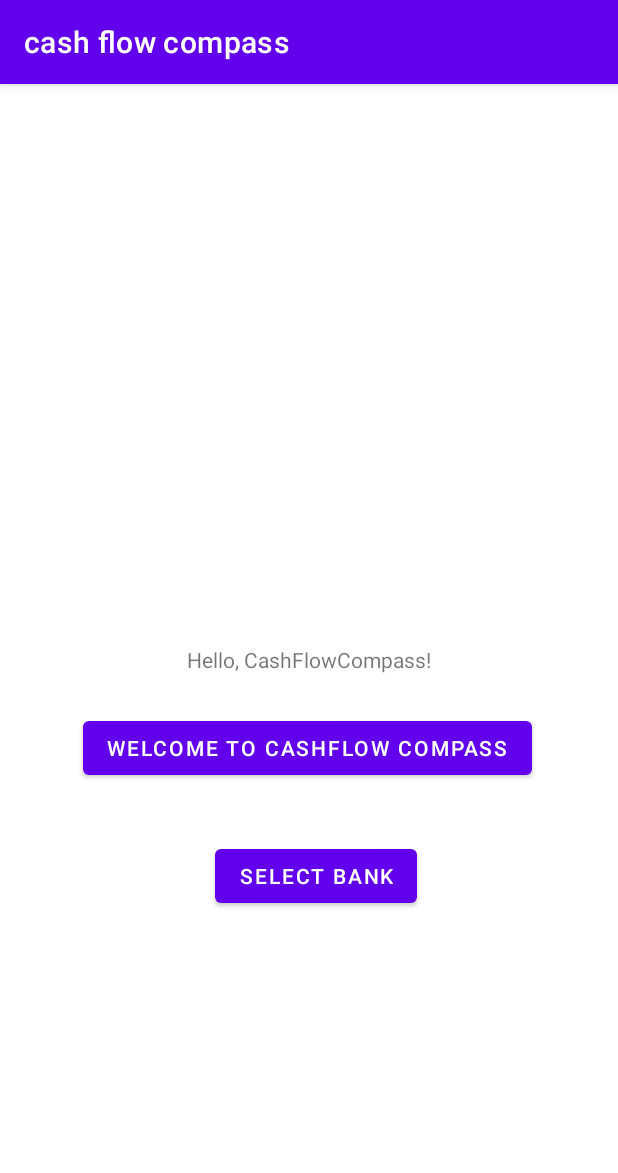
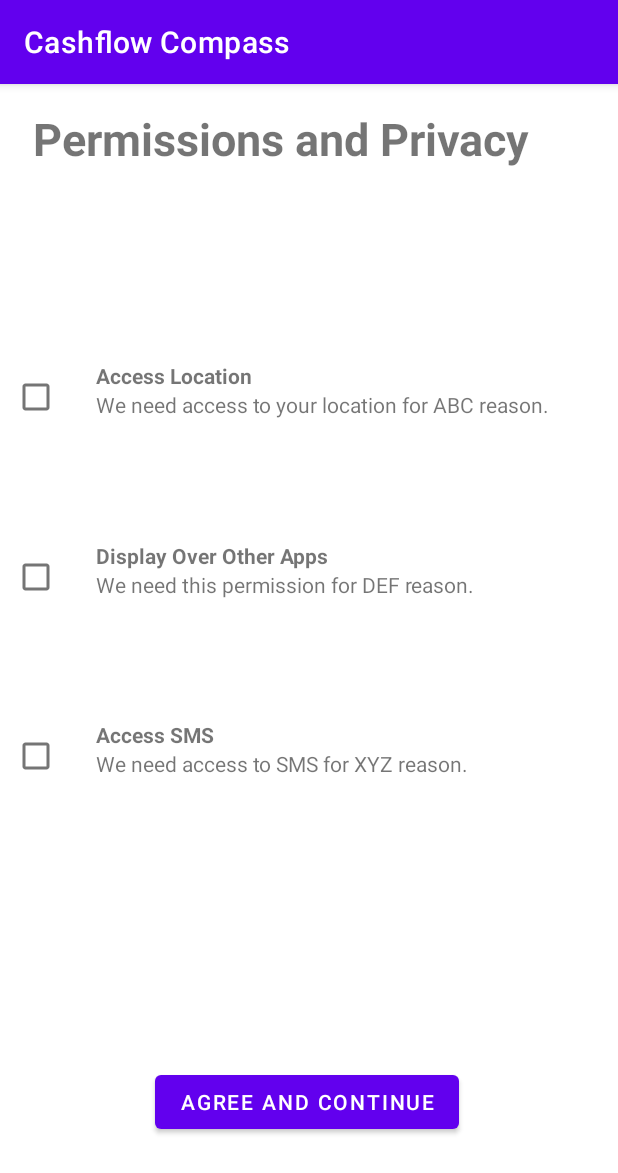
Before and after one commit to siddhesh2304/Cashflow_Compass, an Android app: the screen it shows after launch (MainActivity), on a phone screen of 412 x 824 dp. Shown: the top 1173 px of the screen. Run offline under Robolectric (Android 15) with nearby library versions, the phone set to English and light mode, and no system bars.

Commit message:
changed main activity layout

```diff
--- a/app/src/main/AndroidManifest.xml
+++ b/app/src/main/AndroidManifest.xml
@@ -14,9 +14,9 @@
 
     <application
         android:allowBackup="true"
-        android:icon="@mipmap/ic_launcher"
+        android:icon="@drawable/cashflow_compass_logo"
         android:label="@string/app_name"
-        android:roundIcon="@mipmap/ic_launcher_round"
+        android:roundIcon="@drawable/cashflow_compass_logo"
         android:supportsRtl="true"
         android:theme="@style/Theme.CashFlowCompass">
 
--- a/app/src/main/java/com/example/cashflowcompass/Bankselect.java
+++ b/app/src/main/java/com/example/cashflowcompass/Bankselect.java
@@ -15,7 +15,7 @@ public class Bankselect {
 
     public static void performTaskOnSMSList(List<String> smsList) {
         // Define a regular expression pattern to match 'x' or 'X' followed by a 4-digit number
-        String regex = "[xX]\\d{4}";
+        String regex = "[xX**]\\d{4}";
 
         // Create a Pattern object
         Pattern pattern = Pattern.compile(regex);
@@ -30,7 +30,7 @@ public class Bankselect {
             while (matcher.find()) {
                 // Process the matched substring
                 String matchedSubstring = matcher.group();
-                if (sms.contains("received") || sms.contains("Received") || sms.contains("Sent") || sms.contains("sent")) {
+                if (sms.contains("received") || sms.contains("Received") || sms.contains("Sent") || sms.contains("sent")||sms.contains("Sender")||sms.contains("sender")||sms.contains("Credited")||sms.contains("credited")||sms.contains("debited")||sms.contains("Debited")) {
                     String bankName ="";
                     if (sms.contains("KOTAK")) {
                          bankName = "KOTAK";
--- a/app/src/main/java/com/example/cashflowcompass/MainActivity.java
+++ b/app/src/main/java/com/example/cashflowcompass/MainActivity.java
@@ -59,7 +59,6 @@ public class MainActivity extends AppCompatActivity {
         } else {
             // Check if SYSTEM_ALERT_WINDOW permission is granted
             if (Settings.canDrawOverlays(this)) {
-                checkAndShowHelloWorld();
             } else {
                 requestSystemAlertWindowPermission(); // Request SYSTEM_ALERT_WINDOW permission
             }
@@ -106,19 +105,12 @@ public class MainActivity extends AppCompatActivity {
         super.onActivityResult(requestCode, resultCode, data);
         if (requestCode == SYSTEM_ALERT_WINDOW_PERMISSION_REQUEST_CODE) {
             if (Settings.canDrawOverlays(this)) {
-                checkAndShowHelloWorld();
             } else {
                 showToast("Display over other apps permission is necessary for CashFlowCompass to function properly.");
             }
         }
     }
 
-    private void checkAndShowHelloWorld() {
-        // Placeholder method to handle what should happen when permissions are granted
-        TextView helloWorldTextView = findViewById(R.id.messageTextView);
-        Log.e("hel","World");
-        helloWorldTextView.setText("Hello, CashFlowCompass!");
-    }
 
     private void showToast(String message) {
         Toast.makeText(this, message, Toast.LENGTH_LONG).show();
@@ -133,6 +125,7 @@ public class MainActivity extends AppCompatActivity {
         if (ContextCompat.checkSelfPermission(this, Manifest.permission.READ_SMS) == PackageManager.PERMISSION_GRANTED) {
           List<String> ans = SmsHandler.viewSMSLogs(this);
           Bankselect.performTaskOnSMSList(ans);
+          openSelectBankActivity(view);
 
         } else {
             showToast("Read SMS permission is required to view SMS logs.");
--- a/app/src/main/java/com/example/cashflowcompass/SelectBankActivity.java
+++ b/app/src/main/java/com/example/cashflowcompass/SelectBankActivity.java
@@ -20,6 +20,10 @@ public class SelectBankActivity extends AppCompatActivity {
         setContentView(R.layout.activity_select_bank);
 
         RadioGroup radioGroup = findViewById(R.id.bankRadioGroup);
+        SharedPreferences preferences = getSharedPreferences("MyPreferences", Context.MODE_PRIVATE);
+        SharedPreferences.Editor editor = preferences.edit();
+        editor.putBoolean("isFirstStartup", false);
+        editor.apply();
 
         // Get the map of banks from Bankselect
         Map<String, String> bankMap = Bankselect.getBankMap();
--- a/app/src/main/java/com/example/cashflowcompass/SmsHandler.java
+++ b/app/src/main/java/com/example/cashflowcompass/SmsHandler.java
@@ -22,7 +22,7 @@ public class SmsHandler {
                 String stringMessage = cursor.getString(cursor.getColumnIndexOrThrow(Telephony.Sms.BODY));
                 String sender = cursor.getString(cursor.getColumnIndexOrThrow(Telephony.Sms.ADDRESS));
                 long timestamp = cursor.getLong(cursor.getColumnIndexOrThrow(Telephony.Sms.DATE));
-                if (stringMessage != null && stringMessage.contains("received")||stringMessage.contains("Received")||stringMessage.contains("Sent")||stringMessage.contains("sent")||stringMessage.contains("Debited")||stringMessage.contains("debited")||stringMessage.contains("Credited")||stringMessage.contains("Debited")) {
+                if (stringMessage != null && stringMessage.contains("received")||stringMessage.contains("Received")||stringMessage.contains("Sent")||stringMessage.contains("sent")||stringMessage.contains("Debited")||stringMessage.contains("debited")||stringMessage.contains("Credited")||stringMessage.contains("credited")) {
                     if (sender != null) {
                         String s = "Sender-" + sender; // Concatenate sender and message to same
                         s = s + stringMessage+"  "; // Concatenate the message
--- a/app/src/main/res/layout/activity_main.xml
+++ b/app/src/main/res/layout/activity_main.xml
@@ -6,34 +6,133 @@
     android:layout_height="match_parent"
     tools:context=".MainActivity">
 
+    <!-- Heading for Permissions -->
+
+    <!-- Access SMS Section -->
+
+    <!-- Access Location Section -->
+
+    <!-- Display Over Other Apps Section -->
+
+    <!-- Agree and Continue Button with onClick function -->
+
+    <!-- Select Bank Button with onClick function -->
+
     <TextView
-        android:id="@+id/messageTextView"
+        android:id="@+id/permissionsHeader"
+        android:layout_width="372dp"
+        android:layout_height="wrap_content"
+        android:layout_alignParentEnd="true"
+        android:layout_marginTop="16dp"
+        android:layout_marginEnd="18dp"
+        android:text="Permissions and Privacy "
+        android:textSize="30sp"
+        android:textStyle="bold" />
+
+    <LinearLayout
+        android:layout_width="match_parent"
+        android:layout_height="wrap_content"
+        android:layout_alignParentBottom="true"
+        android:layout_marginBottom="296dp"
+        android:orientation="horizontal">
+
+        <CheckBox
+            android:id="@+id/accessSmsCheckbox"
+            android:layout_width="wrap_content"
+            android:layout_height="wrap_content" />
+
+        <LinearLayout
+            android:layout_width="match_parent"
+            android:layout_height="wrap_content"
+            android:layout_marginStart="16dp"
+            android:orientation="vertical">
+
+            <TextView
+                android:layout_width="wrap_content"
+                android:layout_height="wrap_content"
+                android:text="Access SMS"
+                android:textStyle="bold" />
+
+            <TextView
+                android:layout_width="wrap_content"
+                android:layout_height="wrap_content"
+                android:text="We need access to SMS for XYZ reason." />
+        </LinearLayout>
+    </LinearLayout>
+
+    <LinearLayout
+        android:layout_width="match_parent"
+        android:layout_height="wrap_content"
+        android:layout_alignParentBottom="true"
+        android:layout_marginBottom="535dp"
+        android:orientation="horizontal">
+
+        <CheckBox
+            android:id="@+id/accessLocationCheckbox"
+            android:layout_width="wrap_content"
+            android:layout_height="wrap_content" />
+
+        <LinearLayout
+            android:layout_width="match_parent"
+            android:layout_height="wrap_content"
+            android:layout_marginStart="16dp"
+            android:orientation="vertical">
+
+            <TextView
+                android:layout_width="wrap_content"
+                android:layout_height="wrap_content"
+                android:text="Access Location"
+                android:textStyle="bold" />
+
+            <TextView
+                android:layout_width="wrap_content"
+                android:layout_height="wrap_content"
+                android:text="We need access to your location for ABC reason." />
+        </LinearLayout>
+    </LinearLayout>
+
+    <LinearLayout
+        android:layout_width="match_parent"
+        android:layout_height="wrap_content"
+        android:layout_alignParentBottom="true"
+        android:layout_marginBottom="415dp"
+        android:orientation="horizontal">
+
+        <CheckBox
+            android:id="@+id/displayOverAppsCheckbox"
+            android:layout_width="wrap_content"
+            android:layout_height="wrap_content" />
+
+        <LinearLayout
+            android:layout_width="match_parent"
+            android:layout_height="wrap_content"
+            android:layout_marginStart="16dp"
+            android:orientation="vertical">
+
+            <TextView
+                android:layout_width="wrap_content"
+                android:layout_height="wrap_content"
+                android:text="Display Over Other Apps"
+                android:textStyle="bold" />
+
+            <TextView
+                android:layout_width="wrap_content"
+                android:layout_height="wrap_content"
+                android:text="We need this permission for DEF reason." />
+        </LinearLayout>
+    </LinearLayout>
+
+    <Button
+        android:id="@+id/agreeContinueButton"
         android:layout_width="wrap_content"
         android:layout_height="wrap_content"
-        android:layout_centerInParent="true"
-        android:text="Hello, CashFlowCompass!" />
-
-    <Button
-        android:id="@+id/logButton"
-        android:layout_width="wrap_content"
-        android:layout_height="wrap_content"
-        android:layout_below="@id/messageTextView"
-        android:layout_alignParentEnd="true"
-        android:layout_marginTop="25dp"
-        android:layout_marginEnd="57dp"
-        android:onClick="ViewSMSLogs"
-        android:text="Welcome To Cashflow Compass" />
-
-    <Button
-        android:id="@+id/openSelectBankButton"
-        android:layout_width="wrap_content"
-        android:layout_height="wrap_content"
+        android:layout_alignParentStart="true"
         android:layout_alignParentEnd="true"
         android:layout_alignParentBottom="true"
-        android:layout_marginEnd="134dp"
-        android:layout_marginBottom="216dp"
-        android:onClick="openSelectBankActivity"
-        android:text="Select Bank" />
-
+        android:layout_marginStart="103dp"
+        android:layout_marginEnd="106dp"
+        android:layout_marginBottom="65dp"
+        android:onClick="ViewSMSLogs"
+        android:text="Agree and Continue" />
 
 </RelativeLayout>
--- a/app/src/main/res/values/strings.xml
+++ b/app/src/main/res/values/strings.xml
@@ -1,4 +1,4 @@
 <resources>
-    <string name="app_name">cash flow compass</string>
+    <string name="app_name">Cashflow Compass</string>
     <string name="hello_world">Hello, World!</string>
 </resources>
```
